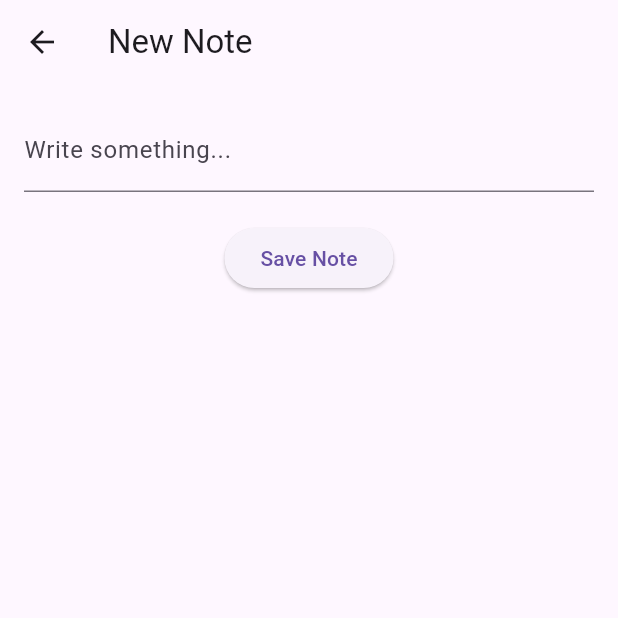
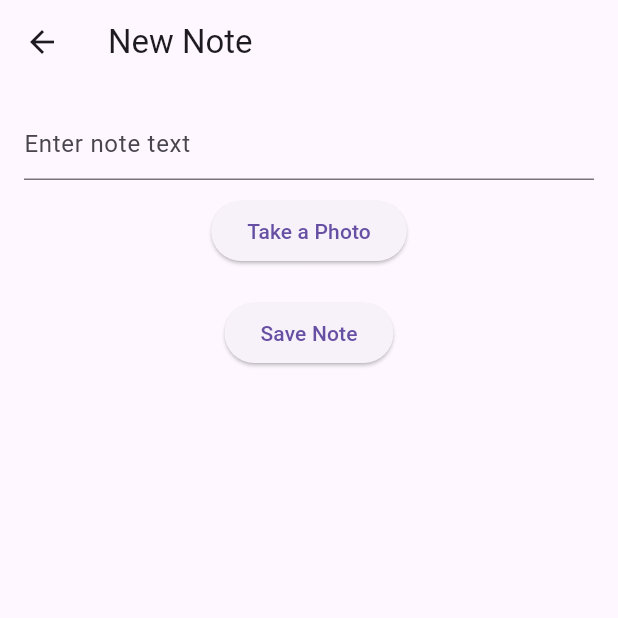
Before and after one commit to matthewazz16/CPD_Assignment, a Flutter app: the screen it shows after launch, after a tap on "Create New Note", on a phone screen of 412 x 824 dp, the top half of it. Run offline on Flutter 3.47's test engine with Material 3 defaults, Android fonts, the phone set to English and light mode, and no system bars; our stand-ins replace image_picker.

Commit message:
Added Home Screen and New Note functionality with camera integration

```diff
--- /dev/null
+++ b/lib/models/note.dart
@@ -0,0 +1,6 @@
+class Note {
+  String text;
+  String? imagePath;  // Image will be nullable since it may not be part of every note
+
+  Note({required this.text, this.imagePath});
+}
--- a/lib/screens/new_note_screen.dart
+++ b/lib/screens/new_note_screen.dart
@@ -1,23 +1,37 @@
+// lib/screens/new_note_screen.dart
+
 import 'package:flutter/material.dart';
+import 'package:image_picker/image_picker.dart';
+import '../models/note.dart';
+import 'dart:io';
+
 
 class NewNoteScreen extends StatefulWidget {
-  const NewNoteScreen({super.key});
+  const NewNoteScreen({Key? key}) : super(key: key);
 
   @override
-  State<NewNoteScreen> createState() => _NewNoteScreenState();
+  _NewNoteScreenState createState() => _NewNoteScreenState();
 }
 
 class _NewNoteScreenState extends State<NewNoteScreen> {
-  final TextEditingController _controller = TextEditingController();
-  String _savedNote = '';
+  TextEditingController controller = TextEditingController();
+  String? imagePath;
+
+
+  Future<void> _pickImage() async {
+    final pickedFile = await ImagePicker().pickImage(source: ImageSource.camera);
+    if (pickedFile != null) {
+      setState(() {
+        imagePath = pickedFile.path;
+      });
+    }
+  }
+
 
   void _saveNote() {
-    setState(() {
-      _savedNote = _controller.text;
-    });
-    ScaffoldMessenger.of(context).showSnackBar(
-      SnackBar(content: Text('Note saved: $_savedNote')),
-    );
+    String text = controller.text;
+    Note note = Note(text: text, imagePath: imagePath);
+    Navigator.pop(context, note);
   }
 
   @override
@@ -25,14 +39,23 @@ class _NewNoteScreenState extends State<NewNoteScreen> {
     return Scaffold(
       appBar: AppBar(title: Text('New Note')),
       body: Padding(
-        padding: EdgeInsets.all(16),
+        padding: const EdgeInsets.all(16.0),
         child: Column(
           children: [
             TextField(
-              controller: _controller,
-              decoration: InputDecoration(labelText: 'Write something...'),
+              controller: controller,
+              decoration: InputDecoration(hintText: 'Enter note text'),
             ),
-            SizedBox(height: 20),
+            SizedBox(height: 10),
+            ElevatedButton(
+              onPressed: _pickImage,
+              child: Text('Take a Photo'),
+            ),
+            SizedBox(height: 10),
+            imagePath != null
+                ? Image.file(File(imagePath!))
+                : Container(),
+            SizedBox(height: 10),
             ElevatedButton(
               onPressed: _saveNote,
               child: Text('Save Note'),
```
Also changed, not shown: pubspec.yaml (+6 -73 lines), pubspec.lock, 6 other files.
